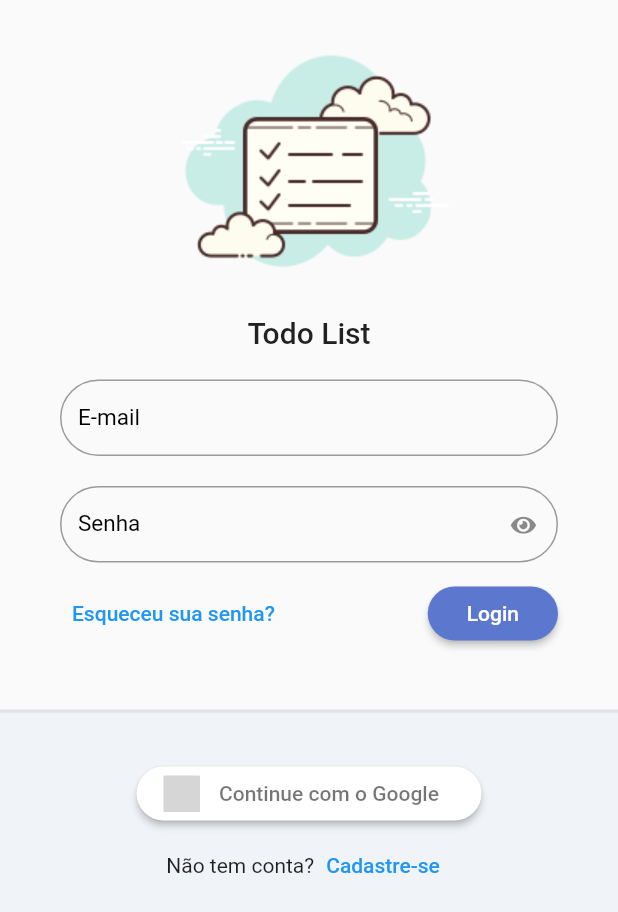
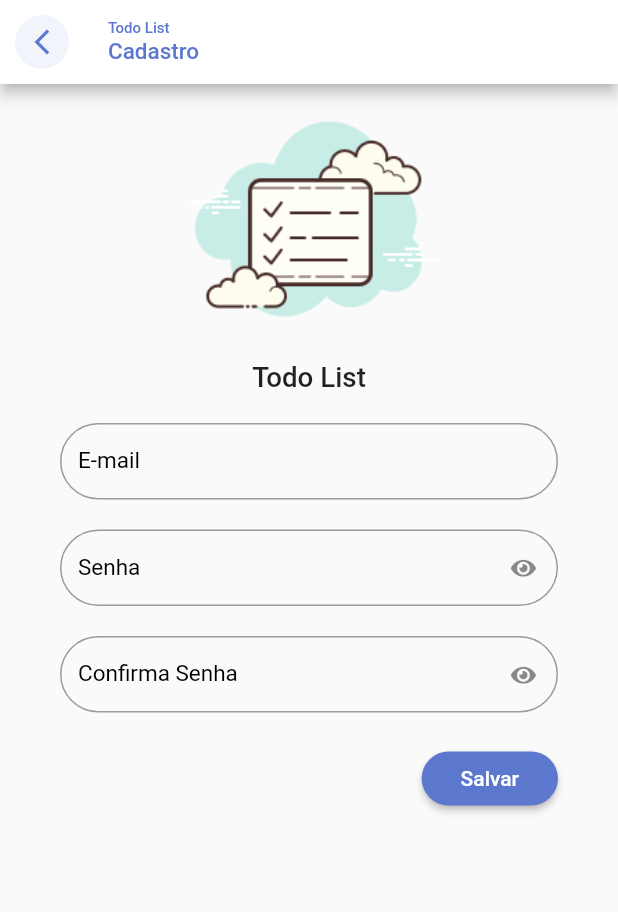
Before and after one commit to Renaldwilliam/Todo_list_modules_provider, a Flutter app: the screen it shows after launch, after a tap on "Cadastre-se", on a phone screen of 412 x 824 dp. Shown: the top 912 px of the screen. Run offline on Flutter 3.47's test engine with Material 2 defaults, Android fonts, the phone set to English and light mode, and no system bars; our stand-ins replace firebase_auth, firebase_core, flutter_signin_button, google_fonts, sqflite, sqflite_common and 1 more; missing offline and left inert: flutter_overlay_loader, validatorless; accounts and stored records are empty; network calls fail; Roboto replaces fonts that are missing (Mandali); grey boxes are pictures that could not be loaded.

Commit message:
Auth com firebase e arrumand camada de service e respositorys  e configurações em RegisterController com os loadinds,success and errors

```diff
--- a/lib/app/app_module.dart
+++ b/lib/app/app_module.dart
@@ -1,7 +1,12 @@
+import 'package:firebase_auth/firebase_auth.dart';
 import 'package:flutter/material.dart';
 import 'package:provider/provider.dart';
 import 'package:todo_list_provider/app/app_widget.dart';
 import 'package:todo_list_provider/app/core/database/sqlite_connection_factory.dart';
+import 'package:todo_list_provider/app/repositories/user/user_repository.dart';
+import 'package:todo_list_provider/app/repositories/user/user_repository_impl.dart';
+import 'package:todo_list_provider/app/services/user/user_service.dart';
+import 'package:todo_list_provider/app/services/user/user_service_impl.dart';
 
 class AppModule extends StatelessWidget {
   const AppModule({super.key});
@@ -10,10 +15,19 @@ class AppModule extends StatelessWidget {
   Widget build(BuildContext context) {
     return MultiProvider(
       providers: [
+        Provider(create: (_) => FirebaseAuth.instance),
         Provider(
           create: (_) => SqliteConnectionFactory(),
           lazy: false,
         ),
+        Provider<UserRepository>(
+          create: (context) => UserRepositoryImpl(firebaseAuth: context.read()),
+        ),
+        Provider<UserService>(
+          create: (context) => UserServiceImpl(
+            userRepository: context.read(),
+          ),
+        )
       ],
       child: AppWidget(),
     );
--- a/lib/app/app_widget.dart
+++ b/lib/app/app_widget.dart
@@ -1,10 +1,8 @@
+import 'package:firebase_auth/firebase_auth.dart';
 import 'package:flutter/material.dart';
-import 'package:provider/provider.dart';
 import 'package:todo_list_provider/app/core/database/sqlite_adm_connection.dart';
 import 'package:todo_list_provider/app/core/ui/todo_list_ui_config.dart';
 import 'package:todo_list_provider/app/modules/auth/auth.module.dart';
-import 'package:todo_list_provider/app/modules/auth/login/login_controller.dart';
-import 'package:todo_list_provider/app/modules/auth/login/login_page.dart';
 import 'package:todo_list_provider/app/modules/splash/splash_page.dart';
 
 class AppWidget extends StatefulWidget {
@@ -20,6 +18,7 @@ class _AppWidgetState extends State<AppWidget> {
   @override
   void initState() {
     super.initState();
+    FirebaseAuth auth = FirebaseAuth.instance;
     WidgetsBinding.instance.addObserver(sqliteAdmConnection);
   }
 
--- /dev/null
+++ b/lib/app/core/notifier/default_change_notifier.dart
@@ -0,0 +1,27 @@
+import 'package:flutter/foundation.dart';
+
+class DefaultChangeNotifier extends ChangeNotifier {
+  bool _loading = false;
+  String? _error;
+  bool _sucess = false;
+
+  bool get loading => _loading;
+  String? get error => _error;
+  bool get hasError => _error != null;
+  bool get isSuccess => _sucess;
+
+  void showLoading() => _loading = true;
+  void hideLoading() => _loading = false;
+  void success() => _sucess = true;
+  void setError(String? error) => _error = error;
+
+  void showLoadingAndResetState() {
+    showLoading();
+    resetState();
+  }
+
+  void resetState() {
+    setError(null);
+    _sucess = false;
+  }
+}
--- /dev/null
+++ b/lib/app/core/notifier/default_listener_notifier.dart
@@ -0,0 +1,42 @@
+import 'package:flutter/widgets.dart';
+import 'package:flutter_overlay_loader/flutter_overlay_loader.dart';
+import 'package:todo_list_provider/app/core/notifier/default_change_notifier.dart';
+import 'package:todo_list_provider/app/core/ui/messages.dart';
+
+class DefaultListenerNotifier {
+  final DefaultChangeNotifier changenotifier;
+
+  DefaultListenerNotifier({
+    required this.changenotifier,
+  });
+
+  void listener(
+      {required BuildContext context,
+      SuccessVoidCallBack? successCallBack,
+      ErrorVoidCallBack? errorVoidCallBack}) {
+    changenotifier.addListener(() {
+      if (changenotifier.loading) {
+        Loader.show(context);
+      } else {
+        Loader.hide();
+      }
+
+      if (changenotifier.hasError) {
+        if (errorVoidCallBack != null) {
+          errorVoidCallBack(changenotifier, this);
+        }
+        Messages.of(context).showError(changenotifier.error ?? "Erro interno");
+      } else if (changenotifier.isSuccess) {
+        if (successCallBack != null) {
+          successCallBack(changenotifier, this);
+        }
+      }
+    });
+  }
+}
+
+typedef SuccessVoidCallBack = void Function(
+    DefaultChangeNotifier notifier, DefaultListenerNotifier listenerNotifier);
+
+typedef ErrorVoidCallBack = void Function(
+    DefaultChangeNotifier notifier, DefaultListenerNotifier listenerNotifier);
--- /dev/null
+++ b/lib/app/core/ui/messages.dart
@@ -0,0 +1,25 @@
+import 'package:flutter/material.dart';
+import 'package:todo_list_provider/app/core/ui/theme_extensions.dart';
+
+class Messages {
+  final BuildContext context;
+
+  Messages._(this.context);
+
+  factory Messages.of(BuildContext context) {
+    return Messages._(context);
+  }
+
+  void showError(String message) => _showMessage(message, Colors.red);
+
+  void showInfo(String message) => _showMessage(message, context.primaryColor);
+
+  void _showMessage(String message, Color color) {
+    ScaffoldMessenger.of(context).showSnackBar(
+      SnackBar(
+        content: Text(message),
+        backgroundColor: color,
+      ),
+    );
+  }
+}
--- /dev/null
+++ b/lib/app/core/validators/validators.dart
@@ -0,0 +1,17 @@
+
+import 'package:flutter/material.dart';
+
+class Validators {
+  Validators._();
+
+  static FormFieldValidator compare(TextEditingController? valueEc, String message){
+    return (value){
+      final valueCompare = valueEc?.text ?? '';
+      if (value == null || value != null && value != valueCompare ) {
+        return message;
+      }
+      return null;
+    };
+  }
+
+}
--- /dev/null
+++ b/lib/app/exception/auth_exceptions.dart
@@ -0,0 +1,6 @@
+class AuthExceptions implements Exception {
+  final String message;
+  AuthExceptions({
+    required this.message,
+  });
+}
--- a/lib/app/modules/auth/auth.module.dart
+++ b/lib/app/modules/auth/auth.module.dart
@@ -3,6 +3,8 @@ import 'package:provider/provider.dart';
 import 'package:todo_list_provider/app/core/modules/todo_list_module.dart';
 import 'package:todo_list_provider/app/modules/auth/login/login_controller.dart';
 import 'package:todo_list_provider/app/modules/auth/login/login_page.dart';
+import 'package:todo_list_provider/app/modules/auth/register/register_controller.dart';
+import 'package:todo_list_provider/app/modules/auth/register/register_page.dart';
 
 class AuthModule extends TodoListModule {
   AuthModule()
@@ -10,7 +12,11 @@ class AuthModule extends TodoListModule {
           ChangeNotifierProvider(
             create: (_) => LoginController(),
           ),
+          ChangeNotifierProvider(
+            create: (context) => RegisterController(userService:context.read()),
+          ),
         ], routers: {
-          '/login': (context) => LoginPage(),
+          '/login': (context) =>  LoginPage(),
+          '/register': (context) => RegisterPage(),
         });
 }
--- a/lib/app/modules/auth/login/login_page.dart
+++ b/lib/app/modules/auth/login/login_page.dart
@@ -97,7 +97,9 @@ class LoginPage extends StatelessWidget {
                               children: [
                                 const Text('Não tem conta?'),
                                 TextButton(
-                                    onPressed: () {},
+                                    onPressed: () {
+                                      Navigator.of(context).pushNamed('/register');
+                                    },
                                     child: const Text("Cadastre-se"))
                               ],
                             )
--- /dev/null
+++ b/lib/app/modules/auth/register/register_page.dart
@@ -0,0 +1,155 @@
+import 'package:flutter/material.dart';
+import 'package:provider/provider.dart';
+import 'package:todo_list_provider/app/core/notifier/default_listener_notifier.dart';
+import 'package:todo_list_provider/app/core/ui/theme_extensions.dart';
+import 'package:todo_list_provider/app/core/validators/validators.dart';
+import 'package:todo_list_provider/app/core/widgets/todo_list_field.dart';
+import 'package:todo_list_provider/app/core/widgets/todo_list_logo.dart';
+import 'package:todo_list_provider/app/modules/auth/register/register_controller.dart';
+import 'package:validatorless/validatorless.dart';
+
+class RegisterPage extends StatefulWidget {
+  const RegisterPage({super.key});
+
+  @override
+  State<RegisterPage> createState() => _RegisterPageState();
+}
+
+class _RegisterPageState extends State<RegisterPage> {
+  final _formKey = GlobalKey<FormState>();
+  final _emailEC = TextEditingController();
+  final _passwordEC = TextEditingController();
+  final _confirmPassawordEC = TextEditingController();
+
+  @override
+  void initState() {
+    super.initState();
+    final defaultLiostener = DefaultListenerNotifier(
+        changenotifier: context.read<RegisterController>());
+    defaultLiostener.listener(
+      context: context,
+      successCallBack: (notifier, listenerNotifier) {
+        Navigator.of(context).pop();
+      },
+      errorVoidCallBack: (notifier, listenerNotifier) {
+        print('Deu algum erro');
+      },
+    );
+  }
+
+  @override
+  Widget build(BuildContext context) {
+    return Scaffold(
+      appBar: AppBar(
+        title: Column(
+          crossAxisAlignment: CrossAxisAlignment.start,
+          children: [
+            Text(
+              'Todo List',
+              style: TextStyle(fontSize: 10, color: context.primaryColor),
+            ),
+            Text(
+              'Cadastro',
+              style: TextStyle(fontSize: 15, color: context.primaryColor),
+            ),
+          ],
+        ),
+        backgroundColor: Colors.white,
+        automaticallyImplyLeading: false,
+        leading: IconButton(
+            onPressed: () {
+              Navigator.pop(context);
+            },
+            icon: ClipOval(
+              child: Container(
+                  color: context.primaryColor.withAlpha(20),
+                  padding: const EdgeInsets.all(8),
+                  child: Icon(
+                    Icons.arrow_back_ios_new_outlined,
+                    size: 20,
+                    color: context.primaryColor,
+                  )),
+            )),
+      ),
+      body: ListView(
+        children: [
+          SizedBox(
+            height: MediaQuery.of(context).size.width * .5,
+            child: const FittedBox(
+              fit: BoxFit.fitHeight,
+              child: TodoListLogo(),
+            ),
+          ),
+          Padding(
+            padding: const EdgeInsets.symmetric(horizontal: 40, vertical: 20),
+            child: Form(
+                key: _formKey,
+                child: Column(
+                  children: [
+                    TodoListField(
+                      label: 'E-mail',
+                      controller: _emailEC,
+                      validator: Validatorless.multiple([
+                        Validatorless.required("E-mail obrigatório"),
+                        Validatorless.email("E-mail inválido"),
+                      ]),
+                    ),
+                    const SizedBox(height: 20),
+                    TodoListField(
+                      label: 'Senha',
+                      controller: _passwordEC,
+                      obscureText: true,
+                      validator: Validatorless.multiple([
+                        Validatorless.required("Senha obrigatório"),
+                        Validatorless.min(
+                            6, 'Senha deve ter pelo menos 6 caracteres'),
+                      ]),
+                    ),
+                    const SizedBox(height: 20),
+                    TodoListField(
+                      label: 'Confirma Senha',
+                      controller: _confirmPassawordEC,
+                      obscureText: true,
+                      validator: Validatorless.multiple([
+                        Validatorless.required("Confirma senha obrigatório"),
+                        Validators.compare(
+                            _passwordEC, "Senha diferente de senha"),
+                      ]),
+                    ),
+                    const SizedBox(height: 20),
+                    Align(
+                      alignment: Alignment.bottomRight,
+                      child: ElevatedButton(
+                        style: ElevatedButton.styleFrom(
+                            shape: const RoundedRectangleBorder(
+                                borderRadius: BorderRadius.all(
+                          Radius.circular(20),
+                        ))),
+                        onPressed: () {
+                          final finalValid =
+                              _formKey.currentState?.validate() ?? false;
+
+                          if (finalValid) {
+                            final email = _emailEC.text;
+                            final password = _passwordEC.text;
+                            context
+                                .read<RegisterController>()
+                                .resgisterUser(email, password);
+                          }
+                        },
+                        child: const Padding(
+                          padding: EdgeInsets.all(10),
+                          child: Text(
+                            'Salvar',
+                          ),
+                        ),
+                      ),
+                    ),
+                  ],
+                )),
+          ),
+        ],
+      ),
+    );
+  }
+}
--- /dev/null
+++ b/lib/app/repositories/user/user_repository.dart
@@ -0,0 +1,5 @@
+import 'package:firebase_auth/firebase_auth.dart';
+
+abstract class UserRepository {
+  Future<User?> registerUser(String email, String password);
+}
--- /dev/null
+++ b/lib/app/services/user/user_service.dart
@@ -0,0 +1,5 @@
+import 'package:firebase_auth/firebase_auth.dart';
+
+abstract class UserService {
+  Future<User?> register(String email, String password);
+}
--- /dev/null
+++ b/lib/app/services/user/user_service_impl.dart
@@ -0,0 +1,15 @@
+import 'package:firebase_auth/firebase_auth.dart';
+
+import 'package:todo_list_provider/app/repositories/user/user_repository.dart';
+
+import './user_service.dart';
+
+class UserServiceImpl extends UserService {
+  final UserRepository _userRepository;
+  UserServiceImpl({
+    required UserRepository userRepository,
+  }) : _userRepository = userRepository;
+  @override
+  Future<User?> register(String email, String password) =>
+      _userRepository.registerUser(email, password);
+}
--- a/lib/main.dart
+++ b/lib/main.dart
@@ -1,6 +1,9 @@
+import 'package:firebase_core/firebase_core.dart';
 import 'package:flutter/material.dart';
 import 'package:todo_list_provider/app/app_module.dart';
 
-void main() {
+Future<void> main() async {
+  WidgetsFlutterBinding.ensureInitialized();
+  await Firebase.initializeApp();
   runApp(AppModule());
 }
--- a/pubspec.yaml
+++ b/pubspec.yaml
@@ -40,6 +40,10 @@ dependencies:
   # The following adds the Cupertino Icons font to your application.
   # Use with the CupertinoIcons class for iOS style icons.
   cupertino_icons: ^1.0.2
+  firebase_auth: ^4.7.1
+  firebase_core: ^2.15.0
+  validatorless: ^1.2.3
+  flutter_overlay_loader: ^2.0.0
 
 dev_dependencies:
   flutter_test:
```
Also changed, not shown: lib/app/modules/auth/register/register_controller.dart (added, +28 -0 lines), lib/app/repositories/user/user_repository_impl.dart (added, +39 -0 lines), pubspec.lock, 5 other files.
